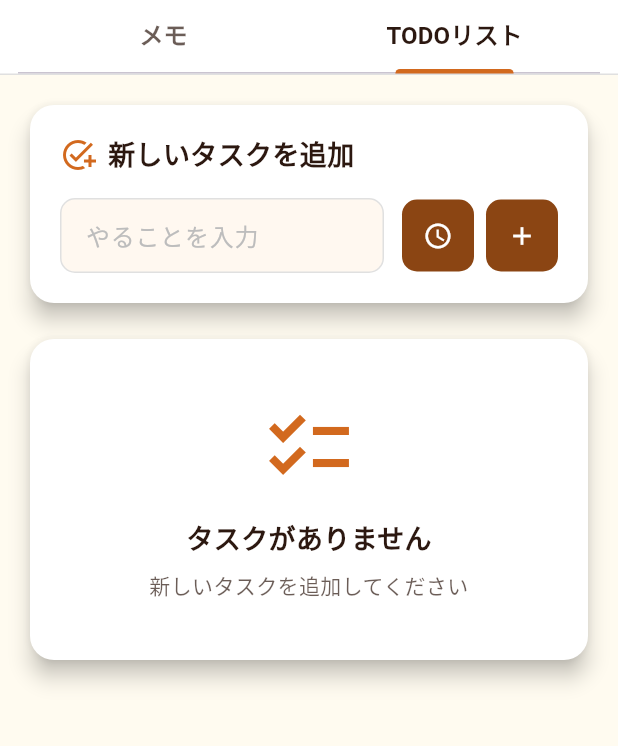
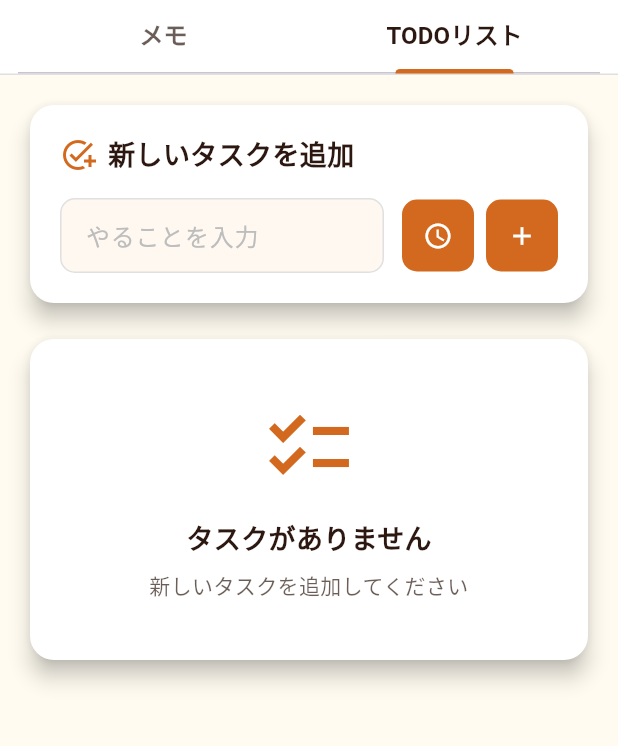
Before and after one commit to IKcoding-jp/roast-plus, a Flutter app: the TodoPage screen opened by its route, tab 2 chosen, on a phone screen of 412 x 824 dp, the part 93-839 px from its top. Run offline on Flutter 3.47's test engine with Material 3 defaults, Android fonts, the light colour scheme and no system bars; our stand-ins replace audioplayers, cloud_firestore, firebase_auth, firebase_core, firebase_storage, flutter_colorpicker and 9 more; missing offline and left inert: mobile_scanner; accounts and stored records are empty; Roboto replaces fonts that are missing (ZenMaruGothic).

Commit message:
v0.5.13: メモTODOページのアイコン色をテーマ設定に反映するよう修正

```diff
--- a/lib/pages/todo/todo_list_tab.dart
+++ b/lib/pages/todo/todo_list_tab.dart
@@ -557,7 +557,7 @@ class TodoListTabState extends State<TodoListTab> {
                             Icons.add_task,
                             color: Provider.of<ThemeSettings>(
                               context,
-                            ).iconColor,
+                            ).todoColor,
                             size: 24,
                           ),
                           SizedBox(width: 8),
@@ -609,25 +609,15 @@ class TodoListTabState extends State<TodoListTab> {
                           SizedBox(width: 12),
                           Container(
                             decoration: BoxDecoration(
-                              color:
-                                  Theme.of(context)
-                                      .elevatedButtonTheme
-                                      .style
-                                      ?.backgroundColor
-                                      ?.resolve({}) ??
-                                  Theme.of(context).colorScheme.primary,
+                              color: Provider.of<ThemeSettings>(
+                                context,
+                              ).todoColor,
                               borderRadius: BorderRadius.circular(10),
                             ),
                             child: IconButton(
                               icon: Icon(
                                 Icons.access_time,
-                                color:
-                                    Theme.of(context)
-                                        .elevatedButtonTheme
-                                        .style
-                                        ?.foregroundColor
-                                        ?.resolve({}) ??
-                                    Colors.white,
+                                color: Colors.white,
                                 size: 20,
                               ),
                               onPressed: _pickTime,
@@ -638,25 +628,15 @@ class TodoListTabState extends State<TodoListTab> {
                           SizedBox(width: 8),
                           Container(
                             decoration: BoxDecoration(
-                              color:
-                                  Theme.of(context)
-                                      .elevatedButtonTheme
-                                      .style
-                                      ?.backgroundColor
-                                      ?.resolve({}) ??
-                                  Theme.of(context).colorScheme.primary,
+                              color: Provider.of<ThemeSettings>(
+                                context,
+                              ).todoColor,
                               borderRadius: BorderRadius.circular(10),
                             ),
                             child: IconButton(
                               icon: Icon(
                                 Icons.add,
-                                color:
-                                    Theme.of(context)
-                                        .elevatedButtonTheme
-                                        .style
-                                        ?.foregroundColor
-                                        ?.resolve({}) ??
-                                    Colors.white,
+                                color: Colors.white,
                                 size: 20,
                               ),
                               onPressed: _canEditTodoList ? _addTodo : null,
@@ -678,7 +658,7 @@ class TodoListTabState extends State<TodoListTab> {
                                 size: 16,
                                 color: Provider.of<ThemeSettings>(
                                   context,
-                                ).iconColor,
+                                ).todoColor,
                               ),
                               SizedBox(width: 8),
                               Text(
@@ -728,7 +708,7 @@ class TodoListTabState extends State<TodoListTab> {
                                     size: 64,
                                     color: Provider.of<ThemeSettings>(
                                       context,
-                                    ).iconColor,
+                                    ).todoColor,
                                   ),
                                   SizedBox(height: 16),
                                   Text(
@@ -797,10 +777,10 @@ class TodoListTabState extends State<TodoListTab> {
                                     color: item.isDone
                                         ? Provider.of<ThemeSettings>(
                                             context,
-                                          ).iconColor
+                                          ).todoColor
                                         : Provider.of<ThemeSettings>(
                                             context,
-                                          ).iconColor,
+                                          ).todoColor,
                                     size: 24,
                                   ),
                                 ),
@@ -832,7 +812,7 @@ class TodoListTabState extends State<TodoListTab> {
                                             size: 16,
                                             color: Provider.of<ThemeSettings>(
                                               context,
-                                            ).iconColor,
+                                            ).todoColor,
                                           ),
                                           SizedBox(width: 4),
                                           Text(
--- a/lib/pages/todo/todo_page.dart
+++ b/lib/pages/todo/todo_page.dart
@@ -48,6 +48,10 @@ class TodoPageState extends State<TodoPage>
   @override
   Widget build(BuildContext context) {
     final themeSettings = Provider.of<ThemeSettings>(context);
+
+    // デバッグ用：現在のtodoColorの値をログ出力
+    print('TodoPage: 現在のtodoColor: ${themeSettings.todoColor}');
+    print('TodoPage: 現在のiconColor: ${themeSettings.iconColor}');
 
     return Scaffold(
       appBar: AppBar(
--- a/pubspec.yaml
+++ b/pubspec.yaml
@@ -2,7 +2,7 @@ name: bysnapp
 description: "ローストプラス"
 publish_to: 'none'
 
-version: 0.5.11
+version: 0.5.13
 
 environment:
   sdk: ^3.8.1
```
Also changed, not shown: lib/models/theme_settings.dart (+17 -3 lines), lib/pages/todo/memo_list_dialog.dart (+7 -4 lines), lib/pages/todo/memo_list_page.dart (+12 -5 lines), lib/pages/todo/memo_tab.dart (+7 -4 lines), 1 other file.
